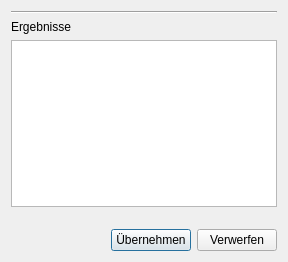
First picture: the form in interface/ui/featurepicker.ui, repository de-bkg/qgis-geocoder, before the edit.
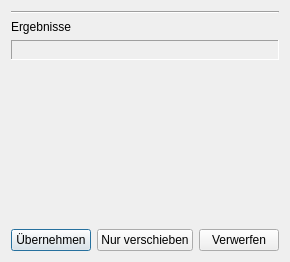
Second picture: the form after the edit.

Commit message: merged inspect and reverse dialogs, use radio buttons and preview layer in inspect dialog instead of plain table; layer-wise field map cache

```diff
--- a/interface/ui/featurepicker.ui
+++ b/interface/ui/featurepicker.ui
@@ -32,16 +32,14 @@
     </widget>
    </item>
    <item>
-    <widget class="QTableWidget" name="results_table">
-     <property name="selectionMode">
-      <enum>QAbstractItemView::SingleSelection</enum>
+    <widget class="QFrame" name="results_frame">
+     <property name="frameShape">
+      <enum>QFrame::Panel</enum>
      </property>
-     <property name="selectionBehavior">
-      <enum>QAbstractItemView::SelectRows</enum>
+     <property name="frameShadow">
+      <enum>QFrame::Sunken</enum>
      </property>
-     <property name="sortingEnabled">
-      <bool>true</bool>
-     </property>
+     <layout class="QVBoxLayout" name="verticalLayout_2"/>
     </widget>
    </item>
    <item>
@@ -88,6 +86,19 @@
        </property>
       </widget>
      </item>
+     <item>
+      <widget class="QPushButton" name="geom_only_button">
+       <property name="sizePolicy">
+        <sizepolicy hsizetype="Fixed" vsizetype="Fixed">
+         <horstretch>0</horstretch>
+         <verstretch>0</verstretch>
+        </sizepolicy>
+       </property>
+       <property name="text">
+        <string>Nur verschieben</string>
+       </property>
+      </widget>
+     </item>
      <item>
       <widget class="QPushButton" name="discard_button">
        <property name="sizePolicy">
```
Left out of the diff: 2 changed lines with no effect on the pictures. The commit also changes 4 other files.
